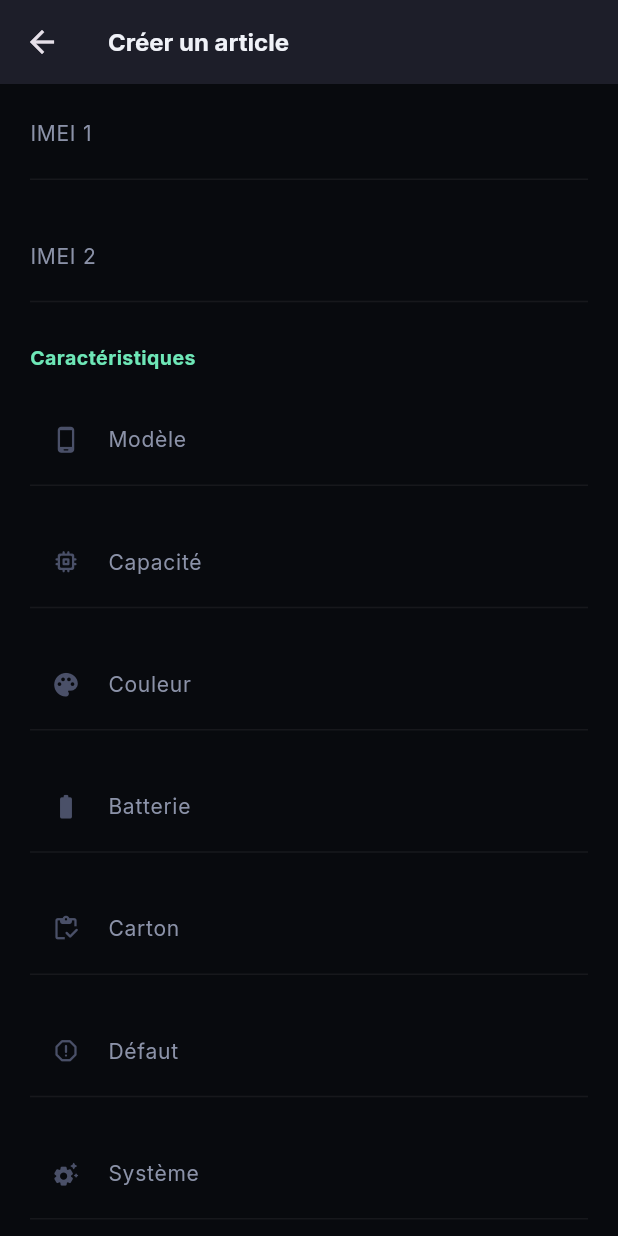
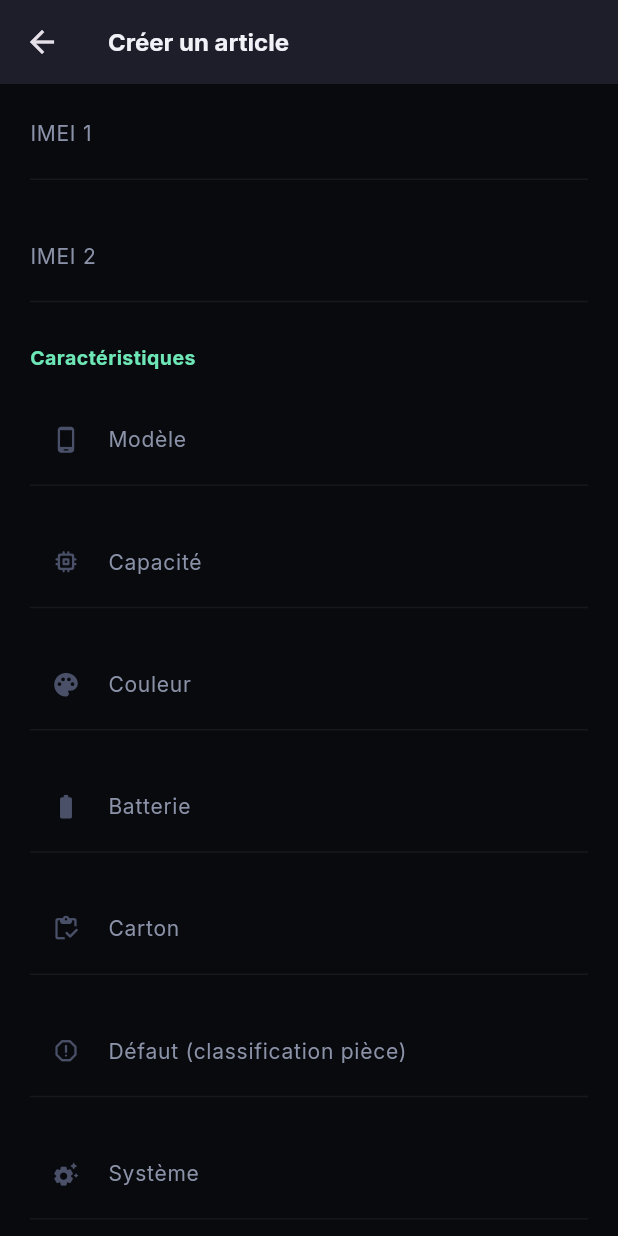
Before and after one commit to arnolet92/shopcell-app, a Flutter app: the ProduitFormScreen screen opened directly with empty values, scrolled down 576 dp, on a phone screen of 412 x 824 dp. Run offline on Flutter 3.47's test engine with Material 3 defaults, Android fonts, the phone set to English and light mode, and no system bars; our stand-ins replace google_fonts, image_picker, pdf, permission_handler, printing, qr_flutter and 1 more; missing offline and left inert: esc_pos_utils_plus, print_bluetooth_thermal, qr_code_scanner_plus; accounts and stored records are empty.

Commit message:
Distingue le défaut classification pièce du motif de réparation dans l'édition d'article
Les deux champs partageaient le même libellé "Défaut", ce qui donnait
l'impression que le motif de réparation était écrasé après modification.
Le formulaire général affiche maintenant aussi le motif de réparation
(en lecture/écriture) quand l'article est en réparation.

Co-Authored-By: Claude Sonnet 5 <noreply@anthropic.com>

```diff
--- a/lib/screens/produit/produit_form_screen.dart
+++ b/lib/screens/produit/produit_form_screen.dart
@@ -59,6 +59,7 @@ class _ProduitFormScreenState extends State<ProduitFormScreen> {
   late final TextEditingController _defaut;
   late final TextEditingController _fournisseur;
   late final TextEditingController _systeme;
+  late final TextEditingController _motifReparation;
 
   String? _lieuId;
   String? _lieuLabel;
@@ -94,6 +95,7 @@ class _ProduitFormScreenState extends State<ProduitFormScreen> {
     _defaut = TextEditingController(text: p?.nomDefaut ?? '');
     _fournisseur = TextEditingController(text: p?.nomFrns ?? '');
     _systeme = TextEditingController(text: p?.nomSysteme ?? '');
+    _motifReparation = TextEditingController(text: p?.motifReparationProduits ?? '');
     if (p?.nomLieu != null) {
       _lieuLabel = p!.nomLieu;
       final match = widget.filters.lieux.where((l) => l.label == p.nomLieu);
@@ -106,6 +108,7 @@ class _ProduitFormScreenState extends State<ProduitFormScreen> {
     for (final c in [
       _designation, _code, _codeBar, _numSerie, _imei1, _imei2, _qte, _prixAchats, _prixRevient, _prixUnitaire,
       _description, _famille, _modele, _marque, _couleur, _batterie, _carton, _defaut, _fournisseur, _systeme,
+      _motifReparation,
     ]) {
       c.dispose();
     }
@@ -229,6 +232,10 @@ class _ProduitFormScreenState extends State<ProduitFormScreen> {
       defaut: _defaut.text.trim().isEmpty ? null : _defaut.text.trim(),
       fournisseur: _fournisseur.text.trim().isEmpty ? null : _fournisseur.text.trim(),
       systeme: _systeme.text.trim().isEmpty ? null : _systeme.text.trim(),
+      // Seulement si l'article est actuellement en réparation (champ visible
+      // uniquement dans ce cas) — ne touche jamais motif_reparation_produits
+      // pour un article qui n'est pas en réparation.
+      motifReparation: (widget.existing?.isReparationProduits ?? false) ? _motifReparation.text.trim() : null,
       idLieu: _lieuId,
       photoPath: _photoPath,
     );
@@ -347,11 +354,25 @@ class _ProduitFormScreenState extends State<ProduitFormScreen> {
             ),
             const SizedBox(height: 20),
             AutocompleteLookupField(
-              label: 'Défaut',
+              // "Défaut" ici = classification pièce (produits_defaut_id), sans
+              // rapport avec le "motif de réparation" ci-dessous
+              // (isreparation_produits/motif_reparation_produits, géré par
+              // "Mise en réparation"/"Terminer la réparation") — libellé
+              // volontairement distinct pour ne plus confondre les deux,
+              // source de confusion signalée ("le défaut devient sans défaut").
+              label: 'Défaut (classification pièce)',
               controller: _defaut,
               suggestions: widget.filters.defauts.map((e) => e.label).toList(),
               prefixIcon: Icons.report_gmailerrorred_rounded,
             ),
+            if (widget.existing?.isReparationProduits ?? false) ...[
+              const SizedBox(height: 20),
+              InlineField(
+                label: 'Motif de réparation',
+                controller: _motifReparation,
+                prefixIcon: Icons.build_rounded,
+              ),
+            ],
             const SizedBox(height: 20),
             AutocompleteLookupField(
               label: 'Système',
--- a/lib/services/produit_service.dart
+++ b/lib/services/produit_service.dart
@@ -126,6 +126,11 @@ class ProduitService {
     String? systeme,
     String? idLieu,
     String? photoPath,
+    /// Uniquement envoyé quand l'article est actuellement en réparation
+    /// (voir ProduitFormScreen) — ne touche jamais motif_reparation_produits
+    /// sinon (isreparation_produits/motif_reparation_produits ne sont pas
+    /// autrement gérés par ce endpoint, voir Mob::save_produit()).
+    String? motifReparation,
   }) async {
     final fields = <String, String>{
       'designation_produits': designation,
@@ -153,6 +158,7 @@ class ProduitService {
     if (fournisseur != null) fields['produits_fournisseurs_id'] = fournisseur;
     if (systeme != null) fields['produits_systeme_id'] = systeme;
     if (idLieu != null) fields['produits_lieu_id'] = idLieu;
+    if (motifReparation != null) fields['motif_reparation_produits'] = motifReparation;
 
     final data = await ApiClient.instance.postMultipart(
       'save_produit',
--- a/pubspec.yaml
+++ b/pubspec.yaml
@@ -1,7 +1,7 @@
 name: shopcell
 description: "ShopCell — Gestion de boutique premium"
 publish_to: 'none'
-version: 1.5.1+30
+version: 1.5.2+31
 
 environment:
   sdk: ^3.12.1
```
